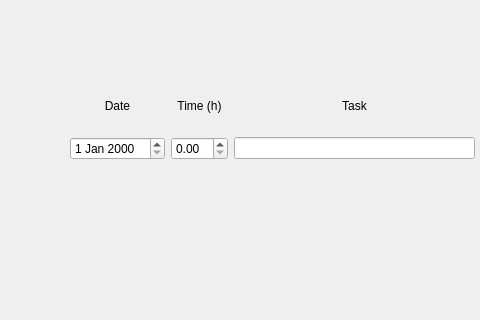
herrryan/WorkTimeRecorder, file TimeEntryTool.ui: the form before one commit; both pictures show x 0 to 480 and y 0 to 320 of the 763 by 482 pixel window.
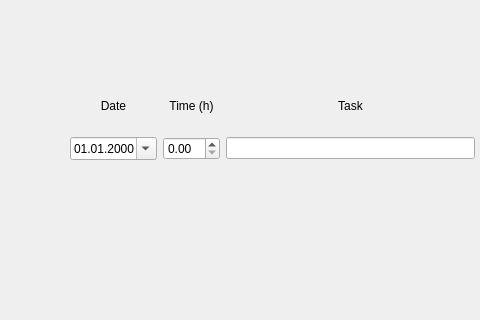
The form after the commit.

Commit message: first draft of connection between ui and back end. it works!!!!

What changed in the file:
```diff
--- a/TimeEntryTool.ui
+++ b/TimeEntryTool.ui
@@ -62,7 +62,21 @@
      </widget>
     </item>
     <item row="1" column="0">
-     <widget class="QDateEdit" name="dateEdit"/>
+     <widget class="QDateEdit" name="dateEdit">
+      <property name="date">
+       <date>
+        <year>2000</year>
+        <month>1</month>
+        <day>1</day>
+       </date>
+      </property>
+      <property name="displayFormat">
+       <string>MM.dd.yyyy</string>
+      </property>
+      <property name="calendarPopup">
+       <bool>true</bool>
+      </property>
+     </widget>
     </item>
     <item row="1" column="2">
      <widget class="QLineEdit" name="lineEdit"/>
```
The commit also changes 2 other files.
